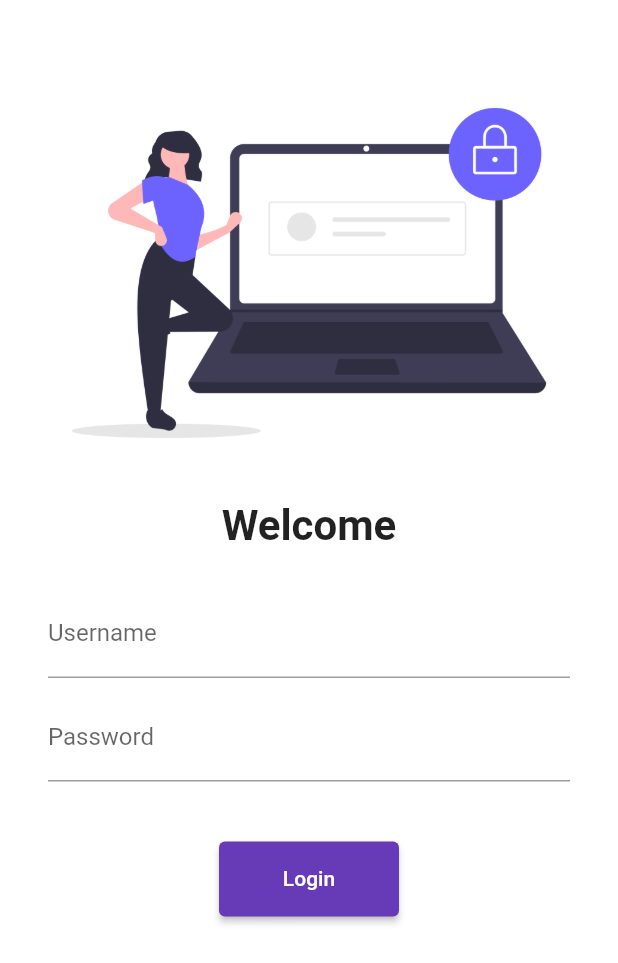
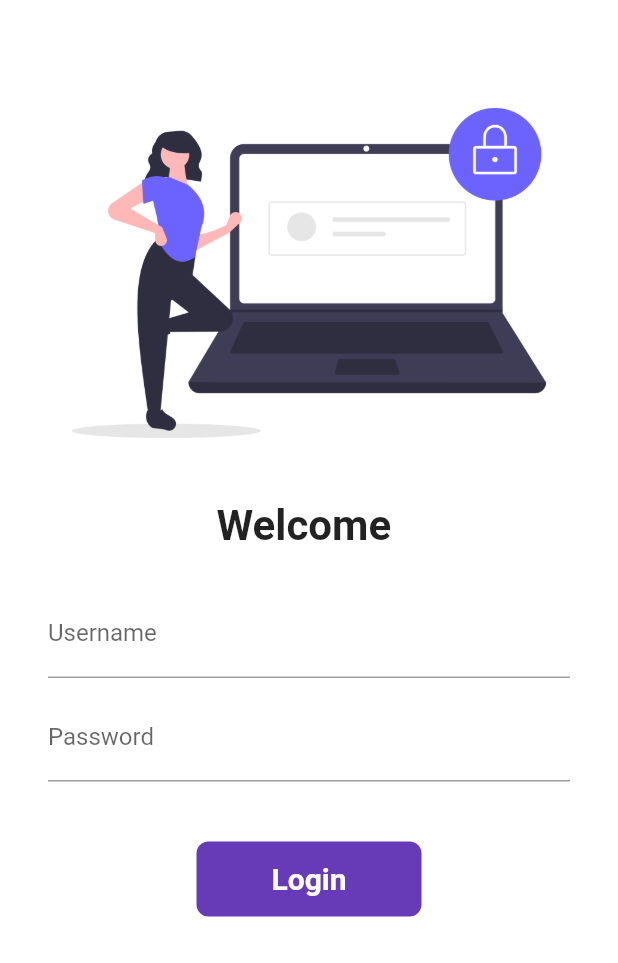
Before and after one commit to anupupadhaya123/LearnFlutter, a Flutter app: the screen it shows after launch, on a phone screen of 412 x 824 dp. Shown: the top 963 px of the screen. Run offline on Flutter 3.47's test engine with Material 2 defaults, Android fonts, the phone set to English and light mode, and no system bars.

Commit message:
day6 Completed "Customized Button and Navigation"

```diff
--- a/lib/pages/login_page.dart
+++ b/lib/pages/login_page.dart
@@ -1,7 +1,14 @@
 import 'package:flutter/material.dart';
 import 'package:learn_flutter/utils/routes.dart';
 
-class LoginPage extends StatelessWidget {
+class LoginPage extends StatefulWidget {
+  @override
+  State<LoginPage> createState() => _LoginPageState();
+}
+
+class _LoginPageState extends State<LoginPage> {
+  String name = "";
+  bool changeButton =false;
   @override
   Widget build(BuildContext context) {
     return Material(
@@ -11,32 +18,33 @@ class LoginPage extends StatelessWidget {
           children: [
             Padding(
               padding: const EdgeInsets.only(top: 40.0),
-              child: Image.asset("assets/images/login.png",
-
+              child: Image.asset(
+                "assets/images/login.png",
                 fit: BoxFit.cover,
               ),
             ),
             SizedBox(
               height: 10,
             ),
-             Text("Welcome",
-             style: TextStyle(
-               fontSize: 28,
-               fontWeight: FontWeight.bold
-             ),
+            Text(
+              "Welcome $name",
+              style: TextStyle(fontSize: 28, fontWeight: FontWeight.bold),
             ),
             SizedBox(
               height: 10,
             ),
             Padding(
-               padding: const EdgeInsets.symmetric(vertical: 16.0, horizontal: 32),
+              padding:
+                  const EdgeInsets.symmetric(vertical: 16.0, horizontal: 32),
               child: Column(
                 children: [
                   TextFormField(
                     decoration: InputDecoration(
-                   hintText: "Enter Your Username",
-                   labelText: "Username"
-                 ),
+                        hintText: "Enter Your Username", labelText: "Username"),
+                    onChanged: (value) {
+                      name = value;
+                      setState(() {});
+                    },
                   ),
                   SizedBox(
                     height: 10,
@@ -44,26 +52,57 @@ class LoginPage extends StatelessWidget {
                   TextFormField(
                     obscureText: true,
                     decoration: InputDecoration(
-                   hintText: "Enter Your Password",
-                   labelText: "Password"
-                 ),
+                        hintText: "Enter Your Password", labelText: "Password"),
                   ),
                   SizedBox(
                     height: 40,
                   ),
-               ElevatedButton(
-                 onPressed: (){
+
+                  //Create Customized button with Animated Container
+                  InkWell(
+                    onTap: () async {
+                      setState(() {
+                        changeButton = true;
+
+                      });
+                      await Future.delayed(Duration(seconds: 1));
                       Navigator.pushNamed(context, MyRoutes.homeRoute);
                     },
-                 child: Text("Login"),
-                 style: TextButton.styleFrom(
-                   minimumSize: Size(120, 50),
-                 )
+                    child: AnimatedContainer(
+                      duration: Duration(seconds: 1),
+                      width: changeButton? 50 : 150,
+                      height: 50,
+                      alignment: Alignment.center,
+                      child: changeButton?Icon(
+                        Icons.done,
+                        color: Colors.white,
+                      ): Text(
+                        "Login",
+                        style: TextStyle(
+                          color: Colors.white,
+                          fontWeight: FontWeight.bold,
+                          fontSize: 20,
                         ),
+                      ),
+                      decoration: BoxDecoration(
+                        // shape: changeButton?BoxShape.circle:BoxShape.rectangle,
+                        borderRadius: BorderRadius.circular(changeButton? 50: 8),
+                        color: Colors.deepPurple,
+                      ),
+                    ),
+                  ),
+                  //  ElevatedButton(
+                  //    onPressed: (){
+                  //     Navigator.pushNamed(context, MyRoutes.homeRoute);
+                  //    },
+                  //    child: Text("Login"),
+                  //    style: TextButton.styleFrom(
+                  //      minimumSize: Size(120, 50),
+                  //    )
+                  //    ),
                 ],
               ),
             ),
-
           ],
         ),
       ),
```
Also changed, not shown: lib/main.dart (line endings or trailing spaces), pubspec.lock, 2 other files. Lines whose indentation alone changed are shown as unchanged.
